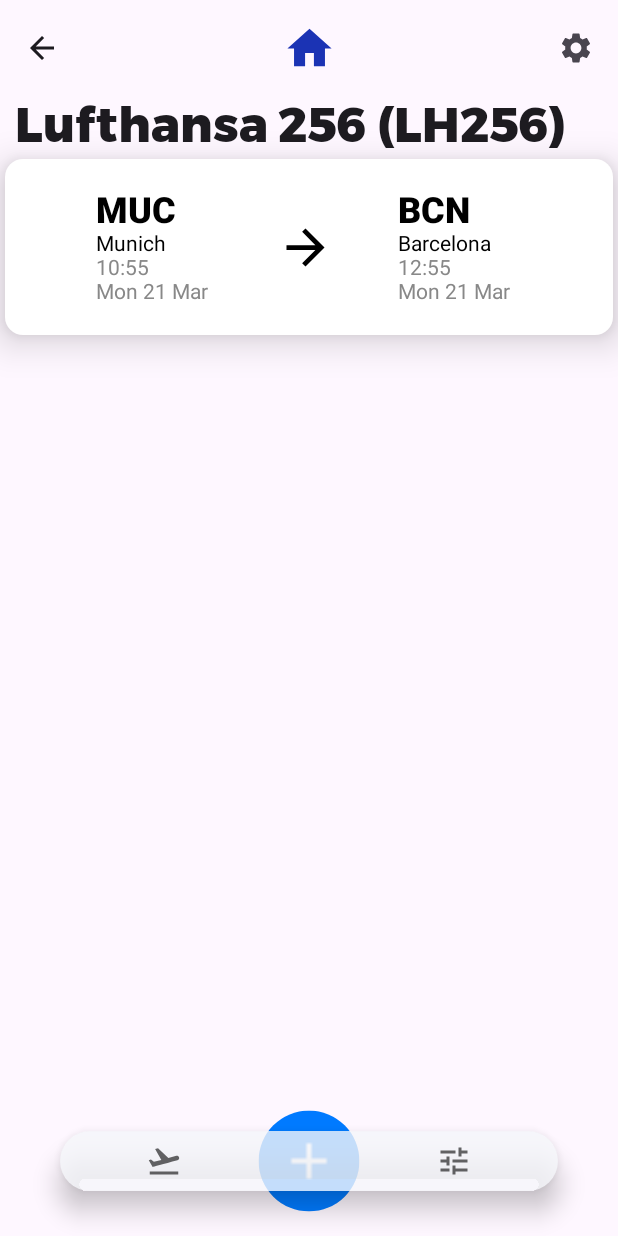
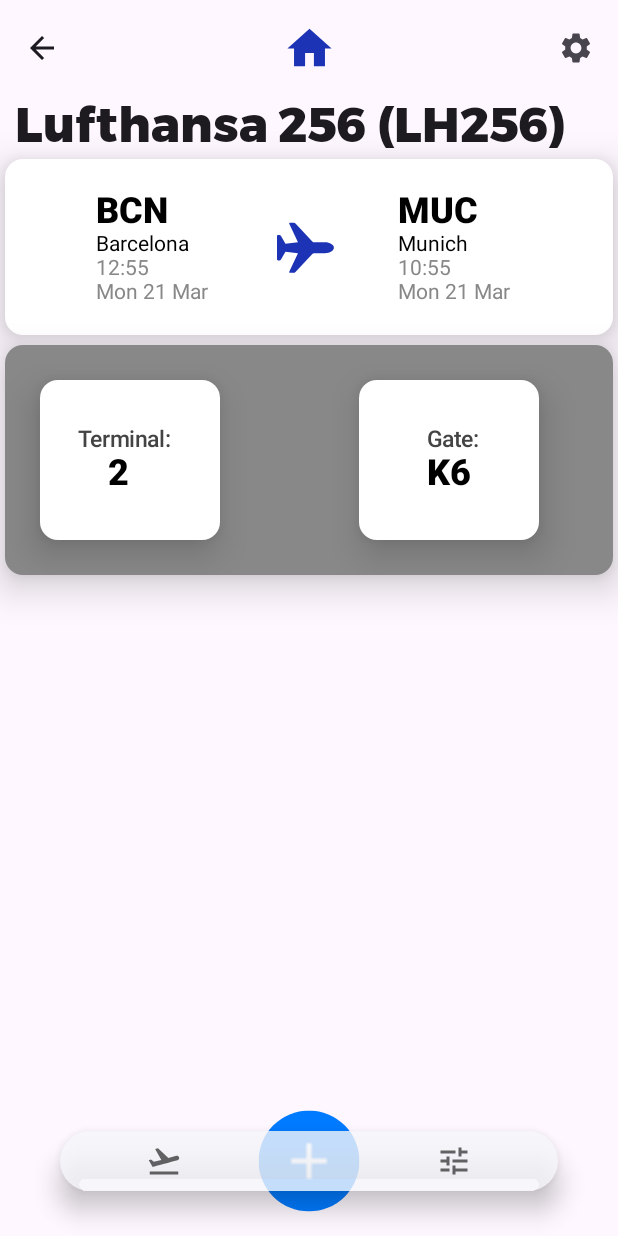
Before and after one commit to cs446-group18/project, an Android app built with Jetpack Compose: the composable FlightInfoView shown on its own in the app's theme, on a phone screen of 412 x 824 dp. Run offline under Robolectric (Android 15) with nearby library versions, the phone set to English and light mode, and no system bars; our stand-ins replace constraintlayout-compose; libraries missing offline, so code that uses them is left out: com.ramcosta.composedestinations; 2 statements that could not run were skipped.

Commit message:
added Gate Info Card

```diff
--- /dev/null
+++ b/app/src/main/java/com/cs446group18/delaywise/ui/components/FlightGateCard.kt
@@ -0,0 +1,134 @@
+package com.cs446group18.delaywise.ui.components
+
+import androidx.compose.foundation.clickable
+import androidx.compose.foundation.layout.*
+import androidx.compose.foundation.shape.RoundedCornerShape
+import androidx.compose.material3.Card
+import androidx.compose.material3.CardDefaults
+import androidx.compose.material3.Text
+import androidx.compose.runtime.Composable
+import androidx.compose.ui.Alignment
+import androidx.compose.ui.Modifier
+import androidx.compose.ui.graphics.Color
+import androidx.compose.ui.text.SpanStyle
+import androidx.compose.ui.text.buildAnnotatedString
+import androidx.compose.ui.text.font.FontWeight
+import androidx.compose.ui.text.withStyle
+import androidx.compose.ui.tooling.preview.Preview
+import androidx.compose.ui.unit.dp
+import androidx.compose.ui.unit.sp
+import com.cs446group18.delaywise.ui.flightinfo.FlightInfoViewModel
+
+@Composable
+fun FlightGateCard(flightGateInfoData: FlightInfoViewModel.FlightGateInfo) {
+    Card(
+        elevation = CardDefaults.cardElevation(15.dp),
+        shape = RoundedCornerShape(size = 12.dp),
+        colors = CardDefaults.cardColors(containerColor = Color.Gray),
+        modifier = Modifier
+            .fillMaxWidth()
+            .padding(3.dp)
+            .clickable { }
+    ) {
+        Row(
+            verticalAlignment = Alignment.CenterVertically,
+            horizontalArrangement = Arrangement.Center
+        ) {
+            Column(
+                modifier = Modifier.padding(20.dp)
+            ) {
+
+                Card(
+                    elevation = CardDefaults.cardElevation(15.dp),
+                    shape = RoundedCornerShape(size = 12.dp),
+                    colors = CardDefaults.cardColors(containerColor = Color.White),
+                    modifier = Modifier
+                        .padding(3.dp)
+                        .width(120.dp)
+                        .clickable { }
+                ) {
+                    Column(
+                        modifier = Modifier.padding(15.dp)
+                    ) {}
+                    Text(fontSize = 15.sp, modifier = Modifier.padding(start = 25.dp), text = buildAnnotatedString {
+                        withStyle(
+                            style = SpanStyle(
+                                fontWeight = FontWeight.Medium,
+                                color = Color.DarkGray,
+                            )
+                        ) {
+                            append("Terminal:")
+                        }
+                    })
+                    Text(fontSize = 24.sp, modifier = Modifier.padding(start = 45.dp), text = buildAnnotatedString {
+                        withStyle(
+                            style = SpanStyle(
+                                fontWeight = FontWeight.W900,
+                                color = Color.Black,
+                            )
+                        ) {
+                            append(flightGateInfoData.terminal)
+                        }
+                    })
+                    Column(
+                        modifier = Modifier.padding(15.dp)
+                    ) {}
+                }
+            }
+            Column(
+                modifier = Modifier.padding(25.dp)
+            ) {
+
+            }
+            Column(
+                modifier = Modifier.padding(15.dp)
+            ) {
+                Card(
+                    elevation = CardDefaults.cardElevation(15.dp),
+                    shape = RoundedCornerShape(size = 12.dp),
+                    colors = CardDefaults.cardColors(containerColor = Color.White),
+                    modifier = Modifier
+                        .padding(3.dp)
+                        .width(120.dp)
+                        .clickable { }
+                ) {
+                    Column(
+                        modifier = Modifier.padding(15.dp)
+                    ) {}
+                    Text(fontSize = 15.sp, modifier = Modifier.padding(start = 45.dp), text = buildAnnotatedString {
+                        withStyle(
+                            style = SpanStyle(
+                                fontWeight = FontWeight.Medium,
+                                color = Color.DarkGray,
+                            )
+                        ) {
+                            append("Gate:")
+                        }
+                    })
+                    Text(fontSize = 24.sp, modifier = Modifier.padding(start = 45.dp), text = buildAnnotatedString {
+                        withStyle(
+                            style = SpanStyle(
+                                fontWeight = FontWeight.W900,
+                                color = Color.Black,
+                            )
+                        ) {
+                            append(flightGateInfoData.gate)
+                        }
+                    })
+                    Column(
+                        modifier = Modifier.padding(15.dp)
+                    ) {}
+                }
+            }
+        }
+
+    }
+}
+@Preview
+@Composable
+fun PreviewFlightGateCard() = FlightGateCard(
+    flightGateInfoData = FlightInfoViewModel.FlightGateInfo(
+        "2",
+        "K6",
+    )
+)
--- a/app/src/main/java/com/cs446group18/delaywise/ui/components/FlightInfoCard.kt
+++ b/app/src/main/java/com/cs446group18/delaywise/ui/components/FlightInfoCard.kt
@@ -4,11 +4,8 @@ import androidx.compose.foundation.Image
 import androidx.compose.foundation.clickable
 import androidx.compose.foundation.layout.*
 import androidx.compose.foundation.shape.RoundedCornerShape
-import androidx.compose.material.icons.Icons
-import androidx.compose.material.icons.sharp.NavigateNext
 import androidx.compose.material3.Card
 import androidx.compose.material3.CardDefaults
-import androidx.compose.material3.Icon
 import androidx.compose.material3.Text
 import androidx.compose.runtime.Composable
 import androidx.compose.ui.Alignment
@@ -45,6 +42,79 @@ fun FlightInfoCard(flightInfoData: FlightInfoViewModel.FlightInfo) {
             Column(
                 modifier = Modifier.padding(20.dp)
             ) {}
+            Column(
+                modifier = Modifier.padding(15.dp)
+            ) {
+                Row(
+                    verticalAlignment = Alignment.CenterVertically,
+                    horizontalArrangement = Arrangement.Center
+                ) {
+                    Text(fontSize = 24.sp, modifier = Modifier.padding(end = 5.dp), text = buildAnnotatedString {
+                        withStyle(
+                            style = SpanStyle(
+                                fontWeight = FontWeight.W900,
+                                color = Color.Black,
+                            )
+                        ) {
+                            append(flightInfoData.arrivalAirport)
+                        }
+                    })
+                }
+                Row(
+                    verticalAlignment = Alignment.CenterVertically,
+                    horizontalArrangement = Arrangement.Center
+                ) {
+                    Text(modifier = Modifier.padding(end = 5.dp), text = buildAnnotatedString {
+                        withStyle(
+                            style = SpanStyle(
+                                color = Color.Black
+                            )
+                        ) {
+                            append(flightInfoData.arrivalCity)
+                        }
+                    })
+                }
+                Row(
+                    verticalAlignment = Alignment.CenterVertically,
+                    horizontalArrangement = Arrangement.Center
+                ) {
+                    Text(modifier = Modifier.padding(end = 5.dp), text = buildAnnotatedString {
+                        withStyle(
+                            style = SpanStyle(
+                                color = Color.Gray
+                            )
+                        ) {
+                            append(flightInfoData.arrivalTime)
+                        }
+                    })
+                }
+                Row(
+                    verticalAlignment = Alignment.CenterVertically,
+                    horizontalArrangement = Arrangement.Center
+                ) {
+                    Text(modifier = Modifier.padding(end = 5.dp), text = buildAnnotatedString {
+                        withStyle(
+                            style = SpanStyle(
+                                color = Color.Gray
+                            )
+                        ) {
+                            append(flightInfoData.arrivalDate)
+                        }
+                    })
+                }
+            }
+            Column(
+                modifier = Modifier.padding(25.dp)
+            ) {
+                Image(
+                    modifier = Modifier
+                        .size(40.dp)
+                        .padding(end = 2.dp),
+                    painter = painterResource(id = R.drawable.__plane_icon),
+                    contentDescription = null
+                )
+
+            }
             Column(
                 modifier = Modifier.padding(15.dp)
             ) {
@@ -106,79 +176,6 @@ fun FlightInfoCard(flightInfoData: FlightInfoViewModel.FlightInfo) {
                     })
                 }
             }
-            Column(
-                modifier = Modifier.padding(25.dp)
-            ) {
-                Image(
-                    modifier = Modifier
-                        .size(40.dp)
-                        .padding(end = 2.dp),
-                    painter = painterResource(id = R.drawable.baseline_arrow_forward_24),
-                    contentDescription = null
-                )
-
-            }
-            Column(
-                modifier = Modifier.padding(15.dp)
-            ) {
-                Row(
-                    verticalAlignment = Alignment.CenterVertically,
-                    horizontalArrangement = Arrangement.Center
-                ) {
-                    Text(fontSize = 24.sp, modifier = Modifier.padding(end = 5.dp), text = buildAnnotatedString {
-                        withStyle(
-                            style = SpanStyle(
-                                fontWeight = FontWeight.W900,
-                                color = Color.Black,
-                            )
-                        ) {
-                            append(flightInfoData.arrivalAirport)
-                        }
-                    })
-                }
-                Row(
-                    verticalAlignment = Alignment.CenterVertically,
-                    horizontalArrangement = Arrangement.Center
-                ) {
-                    Text(modifier = Modifier.padding(end = 5.dp), text = buildAnnotatedString {
-                        withStyle(
-                            style = SpanStyle(
-                                color = Color.Black
-                            )
-                        ) {
-                            append(flightInfoData.arrivalCity)
-                        }
-                    })
-                }
-                Row(
-                    verticalAlignment = Alignment.CenterVertically,
-                    horizontalArrangement = Arrangement.Center
-                ) {
-                    Text(modifier = Modifier.padding(end = 5.dp), text = buildAnnotatedString {
-                        withStyle(
-                            style = SpanStyle(
-                                color = Color.Gray
-                            )
-                        ) {
-                            append(flightInfoData.arrivalTime)
-                        }
-                    })
-                }
-                Row(
-                    verticalAlignment = Alignment.CenterVertically,
-                    horizontalArrangement = Arrangement.Center
-                ) {
-                    Text(modifier = Modifier.padding(end = 5.dp), text = buildAnnotatedString {
-                        withStyle(
-                            style = SpanStyle(
-                                color = Color.Gray
-                            )
-                        ) {
-                            append(flightInfoData.arrivalDate)
-                        }
-                    })
-                }
-            }
 
 
         }
--- a/app/src/main/java/com/cs446group18/delaywise/ui/flightinfo/FlightInfoView.kt
+++ b/app/src/main/java/com/cs446group18/delaywise/ui/flightinfo/FlightInfoView.kt
@@ -17,6 +17,7 @@ import androidx.compose.ui.unit.dp
 import androidx.compose.ui.unit.sp
 import com.cs446group18.delaywise.R
 import com.cs446group18.delaywise.ui.components.BottomBar
+import com.cs446group18.delaywise.ui.components.FlightGateCard
 import com.cs446group18.delaywise.ui.components.FlightInfoCard
 import com.cs446group18.delaywise.ui.components.TopBar
 import com.ramcosta.composedestinations.annotation.Destination
@@ -64,6 +65,10 @@ fun FlightInfoView(
                     "Mon 21 Mar",
                     "Mon 21 Mar"
             ))
+            FlightGateCard(flightGateInfoData = FlightInfoViewModel.FlightGateInfo(
+                "2",
+                "K6"
+            ))
         }
     }
 }
--- a/app/src/main/java/com/cs446group18/delaywise/ui/flightinfo/FlightInfoViewModel.kt
+++ b/app/src/main/java/com/cs446group18/delaywise/ui/flightinfo/FlightInfoViewModel.kt
@@ -17,6 +17,10 @@ class FlightInfoViewModel : ViewModel() {
         val arrivalDate: String,
 
     )
+    data class FlightGateInfo(
+        val terminal : String,
+        val gate : String,
+        )
 
     private val _text = MutableLiveData<String>().apply {
         value = "This is gallery Fragment"
```
Lines whose indentation alone changed are shown as unchanged.
